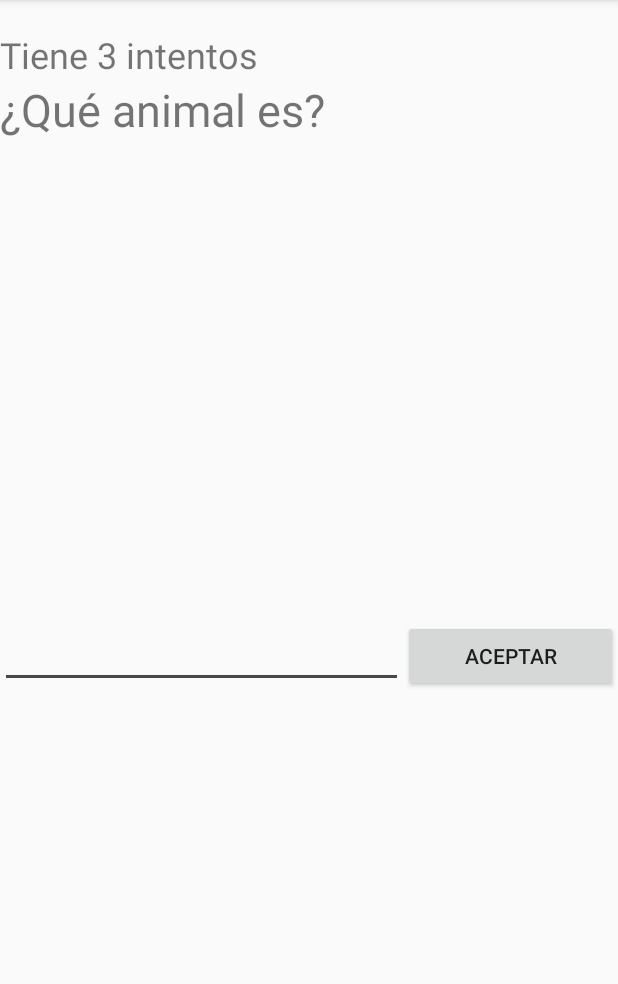
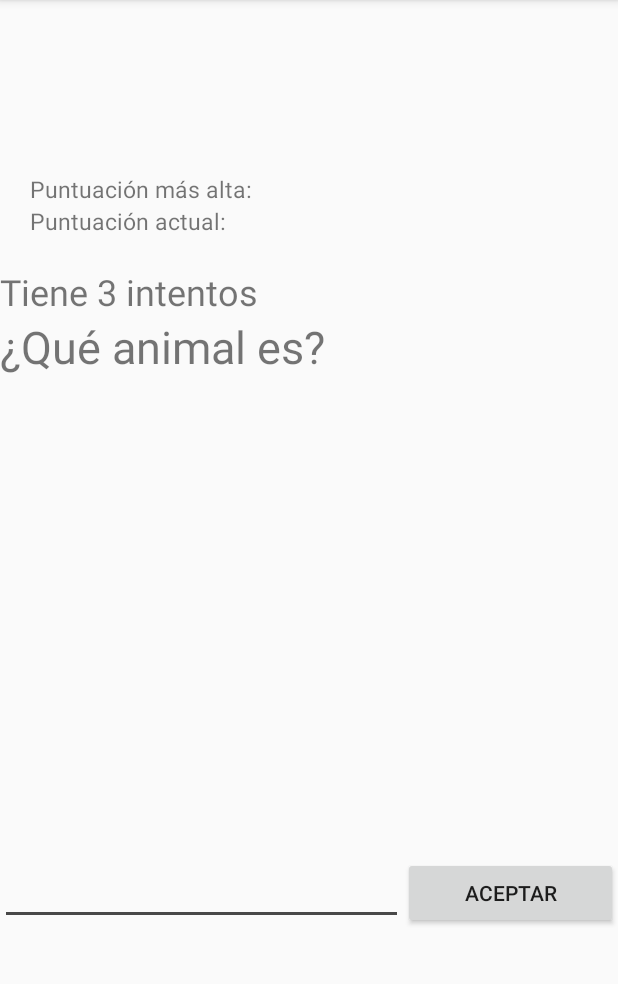
Before and after one commit to juanNava1/Juego, an Android app: the fragment GalleryFragment shown on its own in the app's theme, on a phone screen of 412 x 824 dp, the part 84-1068 px from its top. Run offline under Robolectric (Android 15) with nearby library versions, the phone set to English and light mode, and no system bars; our stand-ins replace Firebase (no records; nobody signed in at launch, a user with empty details on screens opened directly), Room's generated code; 2 statements that could not run were skipped.

Commit message:
Finish shadows and sounds game

```diff
--- a/app/src/main/java/com/example/siluetas/ui/gallery/GalleryFragment.java
+++ b/app/src/main/java/com/example/siluetas/ui/gallery/GalleryFragment.java
@@ -22,6 +22,14 @@ import androidx.lifecycle.ViewModelProviders;
 
 import com.example.siluetas.MainActivity;
 import com.example.siluetas.R;
+import com.example.siluetas.model.Score;
+import com.example.siluetas.ui.slideshow.SlideshowFragment;
+import com.google.firebase.auth.FirebaseAuth;
+import com.google.firebase.database.DataSnapshot;
+import com.google.firebase.database.DatabaseError;
+import com.google.firebase.database.DatabaseReference;
+import com.google.firebase.database.FirebaseDatabase;
+import com.google.firebase.database.ValueEventListener;
 
 import org.w3c.dom.Text;
 
@@ -32,10 +40,17 @@ public class GalleryFragment extends Fragment implements View.OnClickListener{
     private String[] sombra_animal={"s_tucan","s_caballo","s_perro","s_gato","s_conejo","s_leon","s_pato","s_rinoceronte"};
     private int intentos=3;
     private Button aceptar;
-    private TextView mensaje_intentos,mensaje_cuenta;
+    private TextView mensaje_intentos,mensaje_cuenta, puntuacion_actual_numero, puntuacion_alta;
     private EditText usuario_animal;
     private int numero_generado=0;
     private ImageView miimagen;
+    // puntajes
+    private Score score;
+    private int puntuacion = 0;
+    private String score_shadows, userid;
+
+
+
     MainActivity main;
 
     public View onCreateView(@NonNull LayoutInflater inflater, ViewGroup container, Bundle savedInstanceState) {
@@ -46,6 +61,28 @@ public class GalleryFragment extends Fragment implements View.OnClickListener{
         numero_generado=generaraleatorio();
         establecer_sombra(numero_generado);
         mensaje_intentos.setText("Tiene " + intentos + " intentos");
+
+
+        score = new Score();
+        userid = FirebaseAuth.getInstance().getCurrentUser().getUid();
+
+        puntuacion_alta = root.findViewById(R.id.puntuacion_alta);
+        /**
+         * Buscar score en firebase
+         */
+        Score.findScore(userid).addListenerForSingleValueEvent(new ValueEventListener() {
+            @Override
+            public void onDataChange(@NonNull DataSnapshot snapshot) {
+                if (snapshot.exists()) {
+                    puntuacion_alta.setText(snapshot.child("score_shadows").getValue(String.class) + "");
+                }
+            }
+
+            @Override
+            public void onCancelled(@NonNull DatabaseError error) {
+
+            }
+        });
         return (root);
     }
 
@@ -70,6 +107,7 @@ public class GalleryFragment extends Fragment implements View.OnClickListener{
     private void TextViewComponent(View root){
         mensaje_intentos = root.findViewById(R.id.lblIntentos);
         mensaje_cuenta = root.findViewById(R.id.lblcuenta);
+        puntuacion_actual_numero = root.findViewById(R.id.puntuacion_actual_numero);
     }
 
     private void ImageViewComponent(View root){
@@ -79,9 +117,15 @@ public class GalleryFragment extends Fragment implements View.OnClickListener{
 
     @Override
     public void onClick(View v) {
+        FirebaseDatabase database = FirebaseDatabase.getInstance();
+        DatabaseReference myref = database.getReference();
         String nombre=usuario_animal.getText().toString().toLowerCase();
         if(nombre.equals(nombre_animal[numero_generado])){
             establecer_animal(numero_generado);
+            //      Aumentar puntuación en 1 y situarlo en la etiqueta
+            puntuacion++;
+            puntuacion_actual_numero.setText( "" + puntuacion);
+
             esperar();
         }else {
             Toast.makeText(main.getApplicationContext(),"Ese no es el animal", Toast.LENGTH_SHORT).show();
@@ -89,7 +133,14 @@ public class GalleryFragment extends Fragment implements View.OnClickListener{
             mensaje_intentos.setText("Tiene " + intentos + " intentos");
             usuario_animal.setText("");
         }if(intentos==0){
-            main.finish();
+            //      Guardar en firebase
+            score_shadows = puntuacion_actual_numero.getText().toString();
+            //score.setScore_shadows(score_shadows);
+            //score.setUserid(userid);
+            //score.update(GalleryFragment.this.getContext());
+            myref.child("scores").child(userid).child("score_shadows").setValue(score_shadows);
+
+            //main.finish();
         }
     }
 
--- a/app/src/main/res/layout/fragment_gallery.xml
+++ b/app/src/main/res/layout/fragment_gallery.xml
@@ -8,12 +8,55 @@
 
 
     <LinearLayout
-        android:layout_width="fill_parent"
-        android:layout_height="fill_parent"
+        android:layout_width="match_parent"
+        android:layout_height="match_parent"
         android:orientation="vertical"
-        tools:layout_editor_absoluteX="1dp"
-        tools:layout_editor_absoluteY="1dp">
+        android:gravity="center_vertical">
+        <LinearLayout
+            android:layout_width="match_parent"
+            android:layout_height="wrap_content"
+            android:gravity="center"
+            android:orientation="horizontal">
+            <TextView
+                android:id="@+id/puntuacion"
+                android:layout_width="0dp"
+                android:layout_height="wrap_content"
+                android:layout_weight="1"
+                android:layout_marginStart="20dp"
+                android:textSize="15sp"
+                android:text="@string/high_puntuation"
+                android:layout_marginLeft="20dp" />
+            <TextView
+                android:id="@+id/puntuacion_alta"
+                android:layout_width="0dp"
+                android:layout_height="wrap_content"
+                android:layout_weight="1"
+                android:textSize="15sp"/>
 
+        </LinearLayout>
+        <LinearLayout
+            android:layout_width="match_parent"
+            android:layout_height="wrap_content"
+            android:gravity="center"
+            android:orientation="horizontal">
+
+            <TextView
+                android:id="@+id/puntuacion_actual"
+                android:layout_width="1dp"
+                android:layout_height="wrap_content"
+                android:layout_marginStart="20dp"
+                android:layout_marginLeft="20dp"
+                android:layout_weight="1"
+                android:text="@string/puntuation"
+                android:textSize="15sp" />
+            <TextView
+                android:id="@+id/puntuacion_actual_numero"
+                android:layout_width="0dp"
+                android:layout_height="wrap_content"
+                android:layout_weight="1"
+                android:textSize="15sp"/>
+
+        </LinearLayout>
         <TextView
             android:id="@+id/lblIntentos"
             android:layout_width="match_parent"
@@ -62,6 +105,5 @@
             android:layout_width="match_parent"
             android:layout_height="wrap_content"
             android:textSize="24sp" />
-
     </LinearLayout>
 </androidx.constraintlayout.widget.ConstraintLayout>
```
Also changed, not shown: app/src/main/java/com/example/siluetas/ui/slideshow/SlideshowFragment.java (+27 -20 lines).
